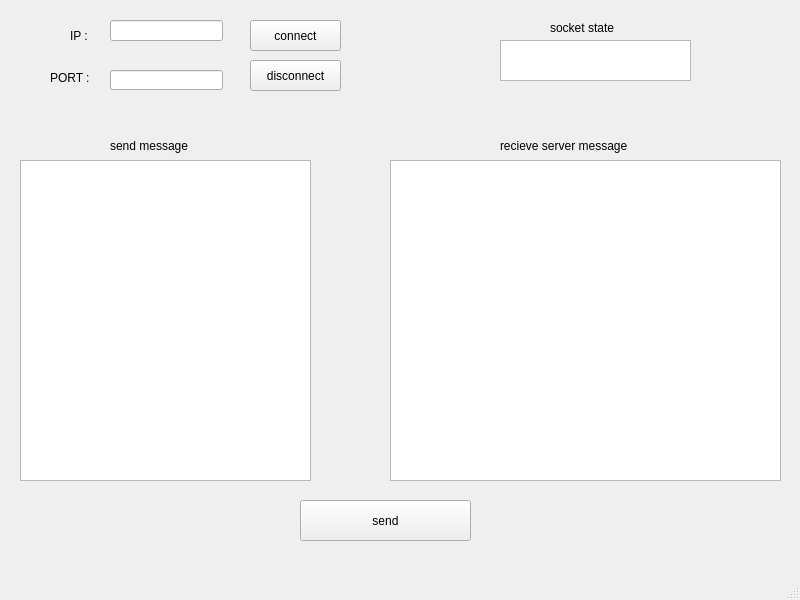
lsh9672/Qt_tcp_socket, file socket_client/mainwindow.ui: the form before one commit.
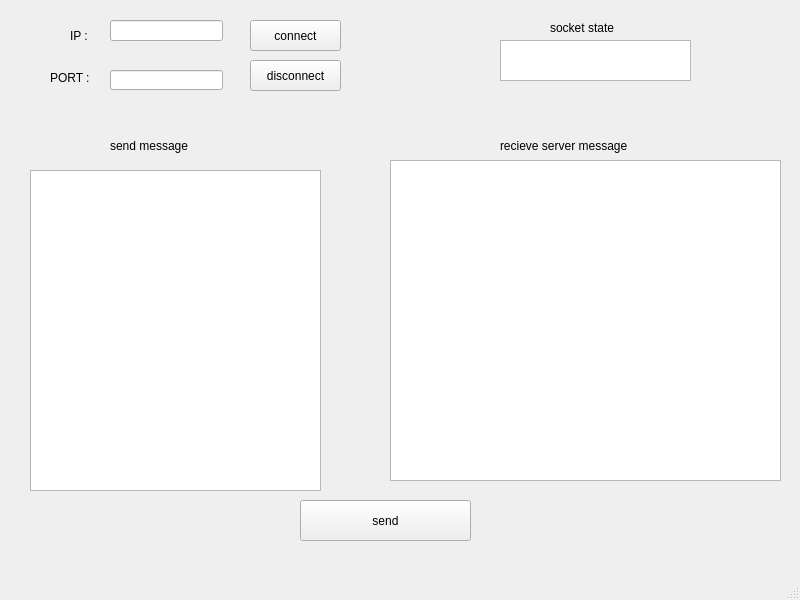
The form after the commit.

Diff of the .ui file:
```diff
--- a/socket_client/mainwindow.ui
+++ b/socket_client/mainwindow.ui
@@ -17,8 +17,8 @@
    <widget class="QTextEdit" name="textEdit">
     <property name="geometry">
      <rect>
-      <x>20</x>
-      <y>160</y>
+      <x>30</x>
+      <y>170</y>
       <width>291</width>
       <height>321</height>
      </rect>
```
